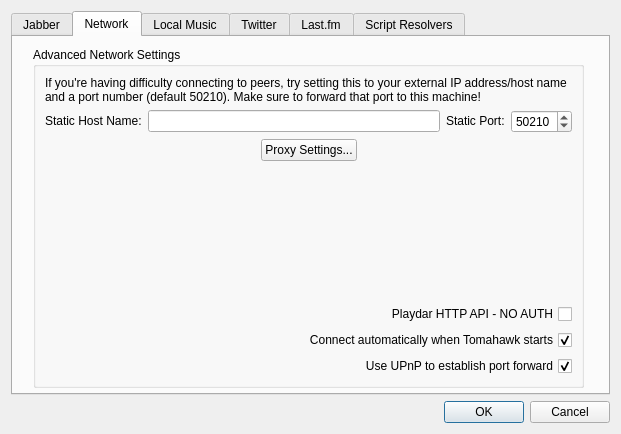
tomahawk-player/tomahawk, file src/settingsdialog.ui: the form before one commit.
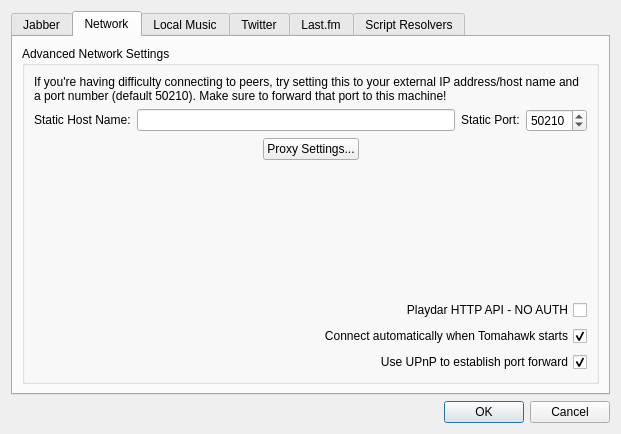
The form after the commit. The open tabs and pages were chosen to show the change. Icons and pictures are not drawn.

Commit message: Fix layouting on network tab

Patch:
```diff
--- a/src/settingsdialog.ui
+++ b/src/settingsdialog.ui
@@ -22,12 +22,6 @@
   <layout class="QVBoxLayout" name="verticalLayout_2">
    <item>
     <widget class="QTabWidget" name="tabWidget">
-     <property name="sizePolicy">
-      <sizepolicy hsizetype="Expanding" vsizetype="Fixed">
-       <horstretch>0</horstretch>
-       <verstretch>0</verstretch>
-      </sizepolicy>
-     </property>
      <property name="currentIndex">
       <number>0</number>
      </property>
@@ -227,17 +221,11 @@
       <attribute name="title">
        <string>Network</string>
       </attribute>
+      <layout class="QVBoxLayout" name="verticalLayout_11">
+       <item>
       <widget class="QGroupBox" name="groupBoxNetworkAdvanced">
-       <property name="geometry">
-        <rect>
-         <x>20</x>
-         <y>10</y>
-         <width>551</width>
-         <height>341</height>
-        </rect>
-       </property>
        <property name="sizePolicy">
-        <sizepolicy hsizetype="Preferred" vsizetype="Fixed">
+          <sizepolicy hsizetype="Preferred" vsizetype="Preferred">
          <horstretch>0</horstretch>
          <verstretch>0</verstretch>
         </sizepolicy>
@@ -400,6 +388,8 @@
         </item>
        </layout>
       </widget>
+       </item>
+      </layout>
      </widget>
      <widget class="QWidget" name="tabMusic">
       <attribute name="title">
```
Left out of the diff: 2 changed lines with no effect on the pictures. Lines whose indentation alone changed are shown as unchanged.
